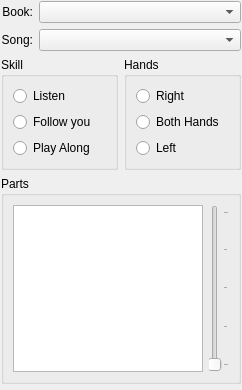
The window that PianoBooster/src/GuiSidePanel.ui (chrisballinger/PianoBooster) describes before a commit, drawn with Qt 5.
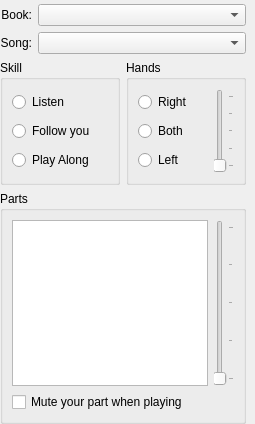
The same window after the commit.

Patch:
```diff
--- a/PianoBooster/src/GuiSidePanel.ui
+++ b/PianoBooster/src/GuiSidePanel.ui
@@ -5,25 +5,13 @@
    <rect>
     <x>0</x>
     <y>0</y>
-    <width>240</width>
-    <height>390</height>
+    <width>255</width>
+    <height>424</height>
    </rect>
   </property>
-  <property name="sizePolicy" >
-   <sizepolicy vsizetype="Preferred" hsizetype="Preferred" >
-    <horstretch>0</horstretch>
-    <verstretch>0</verstretch>
-   </sizepolicy>
-  </property>
-  <property name="minimumSize" >
-   <size>
-    <width>0</width>
-    <height>0</height>
-   </size>
-  </property>
   <property name="maximumSize" >
    <size>
-    <width>240</width>
+    <width>255</width>
     <height>16777215</height>
    </size>
   </property>
@@ -31,8 +19,17 @@
    <string>Form</string>
   </property>
   <layout class="QVBoxLayout" >
-   <property name="margin" >
-    <number>1</number>
+   <property name="leftMargin" >
+    <number>0</number>
+   </property>
+   <property name="topMargin" >
+    <number>4</number>
+   </property>
+   <property name="rightMargin" >
+    <number>9</number>
+   </property>
+   <property name="bottomMargin" >
+    <number>0</number>
    </property>
    <item>
     <layout class="QGridLayout" >
@@ -54,6 +51,12 @@
          <verstretch>0</verstretch>
         </sizepolicy>
        </property>
+       <property name="minimumSize" >
+        <size>
+         <width>0</width>
+         <height>0</height>
+        </size>
+       </property>
       </widget>
      </item>
      <item row="1" column="0" >
@@ -67,7 +70,14 @@
       </widget>
      </item>
      <item row="1" column="1" >
-      <widget class="QComboBox" name="songCombo" />
+      <widget class="QComboBox" name="songCombo" >
+       <property name="sizePolicy" >
+        <sizepolicy vsizetype="Fixed" hsizetype="Expanding" >
+         <horstretch>0</horstretch>
+         <verstretch>0</verstretch>
+        </sizepolicy>
+       </property>
+      </widget>
      </item>
     </layout>
    </item>
@@ -75,6 +85,24 @@
     <layout class="QHBoxLayout" >
      <item>
       <widget class="QGroupBox" name="groupBox_2" >
+       <property name="sizePolicy" >
+        <sizepolicy vsizetype="Minimum" hsizetype="Minimum" >
+         <horstretch>0</horstretch>
+         <verstretch>0</verstretch>
+        </sizepolicy>
+       </property>
+       <property name="minimumSize" >
+        <size>
+         <width>0</width>
+         <height>0</height>
+        </size>
+       </property>
+       <property name="maximumSize" >
+        <size>
+         <width>16777215</width>
+         <height>16777215</height>
+        </size>
+       </property>
        <property name="title" >
         <string>Skill</string>
        </property>
@@ -105,9 +133,17 @@
      </item>
      <item>
       <widget class="QGroupBox" name="groupBox" >
+       <property name="sizePolicy" >
+        <sizepolicy vsizetype="Minimum" hsizetype="Minimum" >
+         <horstretch>0</horstretch>
+         <verstretch>0</verstretch>
+        </sizepolicy>
+       </property>
        <property name="title" >
         <string>Hands</string>
        </property>
+       <layout class="QHBoxLayout" >
+        <item>
        <layout class="QVBoxLayout" >
         <item>
          <widget class="QRadioButton" name="rightHandRadio" >
@@ -119,7 +155,7 @@
         <item>
          <widget class="QRadioButton" name="bothHandsRadio" >
           <property name="text" >
-           <string>Both Hands</string>
+             <string>Both</string>
           </property>
          </widget>
         </item>
@@ -131,42 +167,56 @@
          </widget>
         </item>
        </layout>
+        </item>
+        <item>
+         <widget class="QSlider" name="pianoSlider" >
+          <property name="toolTip" >
+           <string>Adjust the volume of your piano</string>
+          </property>
+          <property name="orientation" >
+           <enum>Qt::Vertical</enum>
+          </property>
+          <property name="tickPosition" >
+           <enum>QSlider::TicksBelow</enum>
+          </property>
+          <property name="tickInterval" >
+           <number>25</number>
+          </property>
+         </widget>
+        </item>
+       </layout>
       </widget>
      </item>
     </layout>
    </item>
    <item>
     <widget class="QGroupBox" name="groupBox_3" >
-     <property name="sizePolicy" >
-      <sizepolicy vsizetype="Expanding" hsizetype="Preferred" >
-       <horstretch>0</horstretch>
-       <verstretch>1</verstretch>
-      </sizepolicy>
-     </property>
-     <property name="minimumSize" >
-      <size>
-       <width>220</width>
-       <height>190</height>
-      </size>
-     </property>
-     <property name="maximumSize" >
-      <size>
-       <width>16777215</width>
-       <height>270</height>
-      </size>
-     </property>
      <property name="title" >
       <string>Parts</string>
      </property>
+     <layout class="QVBoxLayout" >
+      <item>
      <layout class="QHBoxLayout" >
       <item>
        <widget class="QListWidget" name="trackList" >
+          <property name="sizePolicy" >
+           <sizepolicy vsizetype="Expanding" hsizetype="Expanding" >
+            <horstretch>0</horstretch>
+            <verstretch>0</verstretch>
+           </sizepolicy>
+          </property>
         <property name="minimumSize" >
          <size>
-          <width>0</width>
+            <width>180</width>
           <height>0</height>
          </size>
         </property>
+          <property name="maximumSize" >
+           <size>
+            <width>300</width>
+            <height>500</height>
+           </size>
+          </property>
        </widget>
       </item>
       <item>
@@ -179,6 +229,18 @@
         </property>
         <property name="tickInterval" >
          <number>25</number>
+          </property>
+         </widget>
+        </item>
+       </layout>
+      </item>
+      <item>
+       <widget class="QCheckBox" name="muteYourPartCheck" >
+        <property name="toolTip" >
+         <string>Mute the currently selected part</string>
+        </property>
+        <property name="text" >
+         <string>Mute your part when playing</string>
         </property>
        </widget>
       </item>
@@ -190,13 +252,10 @@
      <property name="orientation" >
       <enum>Qt::Vertical</enum>
      </property>
-     <property name="sizeType" >
-      <enum>QSizePolicy::Expanding</enum>
-     </property>
-     <property name="sizeHint" stdset="0" >
+     <property name="sizeHint" >
       <size>
-       <width>240</width>
-       <height>5</height>
+       <width>100</width>
+       <height>11</height>
       </size>
      </property>
     </spacer>
```
Left out of the diff: 3 changed lines with no effect on the pictures. Lines whose indentation alone changed are shown as unchanged.
